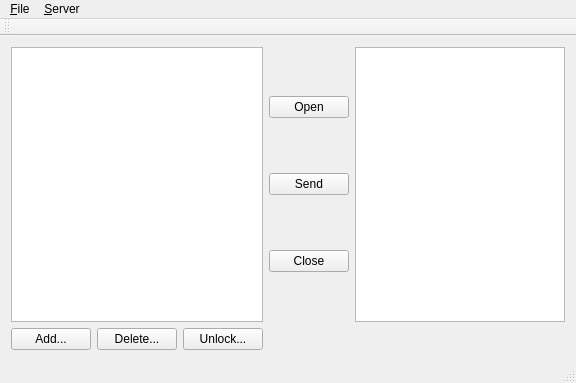
Above: access_control_client/mainwindow.ui from jlliteres/edib before the change. Below: the same form after it.
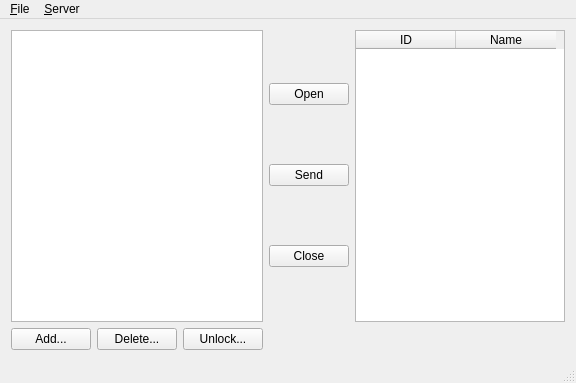
That is the form after the change.

```diff
--- a/access_control_client/mainwindow.ui
+++ b/access_control_client/mainwindow.ui
@@ -18,9 +18,6 @@
     <item row="0" column="0">
      <widget class="QListWidget" name="log"/>
     </item>
-    <item row="0" column="2">
-     <widget class="QListWidget" name="listWidget"/>
-    </item>
     <item row="0" column="1">
      <layout class="QVBoxLayout" name="verticalLayout">
       <item>
@@ -80,16 +77,22 @@
     <item row="3" column="2" rowspan="2">
      <layout class="QHBoxLayout" name="horizontalLayout_2"/>
     </item>
+    <item row="0" column="2">
+     <widget class="QTableWidget" name="tblIN">
+      <column>
+       <property name="text">
+        <string>ID</string>
+       </property>
+      </column>
+      <column>
+       <property name="text">
+        <string>Name</string>
+       </property>
+      </column>
+     </widget>
+    </item>
    </layout>
   </widget>
-  <widget class="QToolBar" name="mainToolBar">
-   <attribute name="toolBarArea">
-    <enum>TopToolBarArea</enum>
-   </attribute>
-   <attribute name="toolBarBreak">
-    <bool>false</bool>
-   </attribute>
-  </widget>
   <widget class="QStatusBar" name="statusBar"/>
   <widget class="QMenuBar" name="menuBar">
    <property name="geometry">
```
